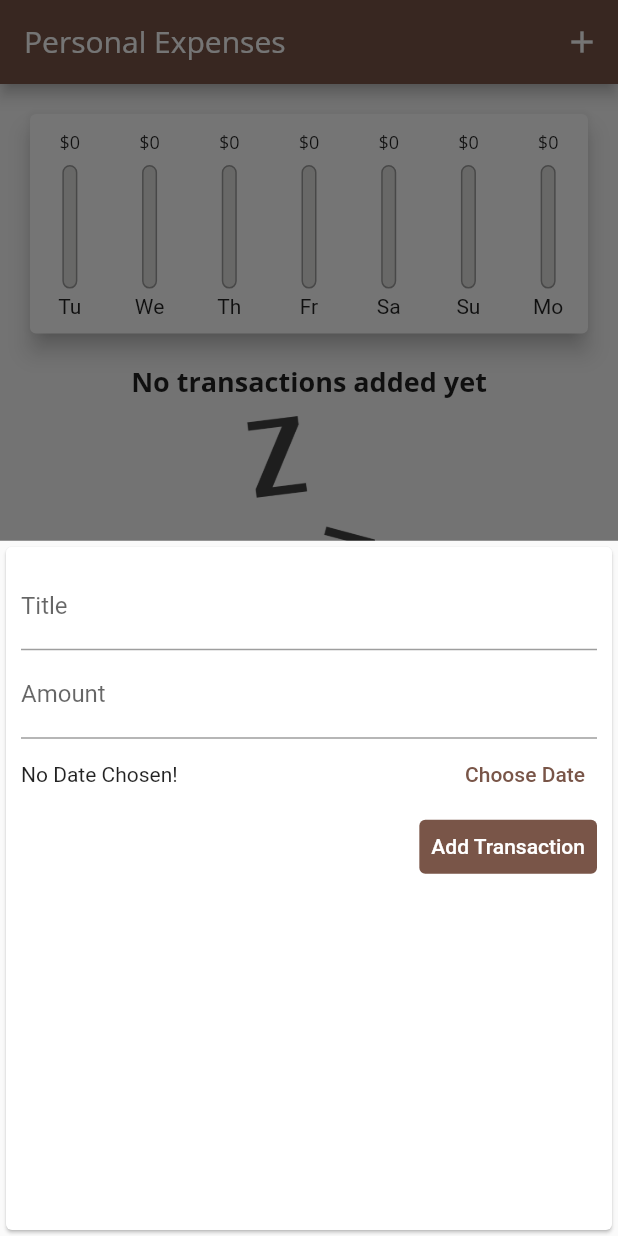
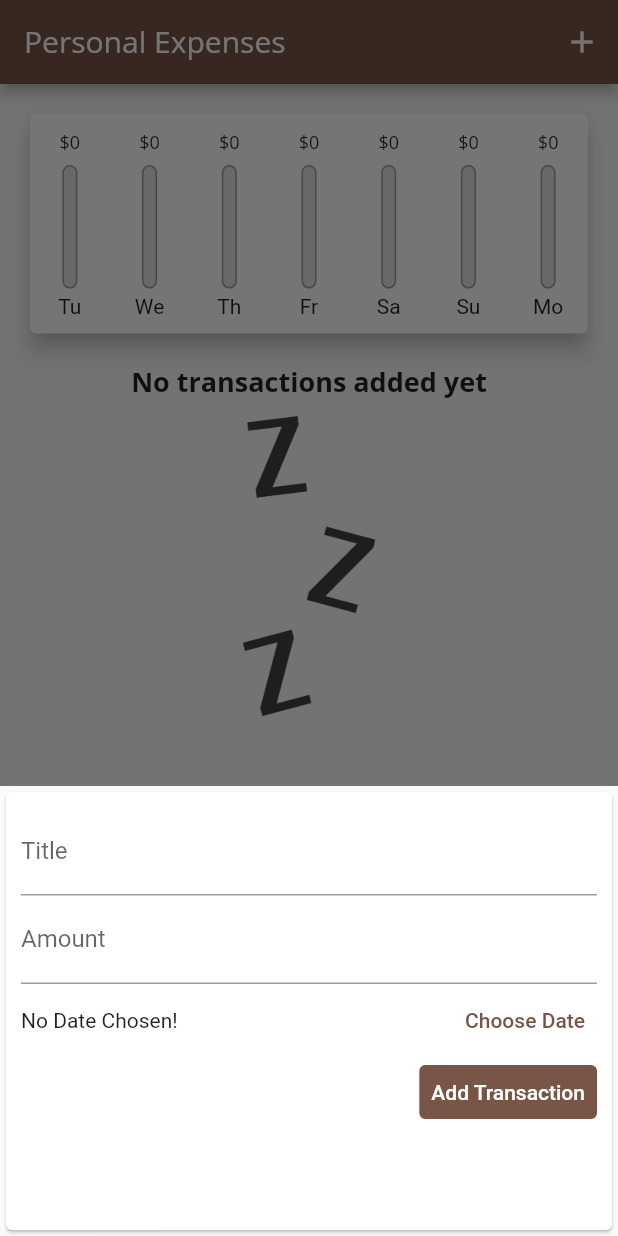
Before and after one commit to Khongchai/flutter-code-along, a Flutter app: the screen it shows after launch, after a tap on the "add" icon, on a phone screen of 412 x 824 dp. Run offline on Flutter 3.47's test engine with Material 2 defaults, Android fonts, the phone set to English and light mode, and no system bars.

Commit message:
app functionalities finished

```diff
--- a/expense_along/lib/components/transaction_inputs.dart
+++ b/expense_along/lib/components/transaction_inputs.dart
@@ -45,10 +45,14 @@ class _TransactionInputsState extends State<TransactionInputs> {
 
   @override
   Widget build(BuildContext context) {
-    return Card(
+    return SingleChildScrollView(
+      child: SizedBox(
+        height: 300 + MediaQuery.of(context).viewInsets.bottom,
+        child: Card(
           child: Padding(
             padding: const EdgeInsets.all(10),
-        child: Column(crossAxisAlignment: CrossAxisAlignment.end, children: [
+            child:
+                Column(crossAxisAlignment: CrossAxisAlignment.end, children: [
               TextField(
                   decoration: const InputDecoration(labelText: "Title"),
                   onSubmitted: (_) => _submitData(),
@@ -82,6 +86,8 @@ class _TransactionInputsState extends State<TransactionInputs> {
                   )),
             ]),
           ),
+        ),
+      ),
     );
   }
 }
--- a/expense_along/lib/components/transaction_list.dart
+++ b/expense_along/lib/components/transaction_list.dart
@@ -16,7 +16,9 @@ class TransactionList extends StatelessWidget {
   Widget build(BuildContext context) {
     return Expanded(
       child: userTransactions.isEmpty
-          ? SingleChildScrollView(
+          ? SizedBox(
+              width: 1 / 0,
+              child: SingleChildScrollView(
                 child: Column(
                     crossAxisAlignment: CrossAxisAlignment.center,
                     children: [
@@ -30,6 +32,7 @@ class TransactionList extends StatelessWidget {
                           child: Image.asset("assets/images/waiting.png",
                               fit: BoxFit.cover)),
                     ]),
+              ),
             )
           : ListView.builder(
               itemBuilder: (ctx, i) {
@@ -51,10 +54,18 @@ class TransactionList extends StatelessWidget {
                         style: Theme.of(context).textTheme.headline6),
                     subtitle:
                         Text(DateFormat.yMd().format(userTransactions[i].date)),
-                    trailing: IconButton(
+                    trailing: MediaQuery.of(context).size.width > 400
+                        ? FlatButton.icon(
+                            onPressed: () =>
+                                removeItemFromList(userTransactions[i]),
+                            icon: const Icon(Icons.delete),
+                            textColor: Colors.red,
+                            label: const Text("Delete"))
+                        : IconButton(
                             icon: const Icon(Icons.delete),
                             color: Colors.red,
-                      onPressed: () => removeItemFromList(userTransactions[i]),
+                            onPressed: () =>
+                                removeItemFromList(userTransactions[i]),
                           ),
                   )),
                 );
--- a/expense_along/lib/main.dart
+++ b/expense_along/lib/main.dart
@@ -28,13 +28,13 @@ class MyApp extends StatelessWidget {
               textTheme: ThemeData.light().textTheme.copyWith(
                   headline6:
                       const TextStyle(fontFamily: "OpenSans", fontSize: 20)))),
-      home: MyHomePage(),
+      home: const MyHomePage(),
     );
   }
 }
 
 class MyHomePage extends StatefulWidget {
-  MyHomePage({Key? key}) : super(key: key);
+  const MyHomePage({Key? key}) : super(key: key);
 
   @override
   State<MyHomePage> createState() => _MyHomePageState();
@@ -76,6 +76,7 @@ class _MyHomePageState extends State<MyHomePage> {
   void startAddingNewTransaction(BuildContext ctx) {
     showModalBottomSheet(
         context: ctx,
+        isScrollControlled: true,
         builder: (_) {
           return GestureDetector(
               onTap: () {},
```
Lines whose indentation alone changed are shown as unchanged.
